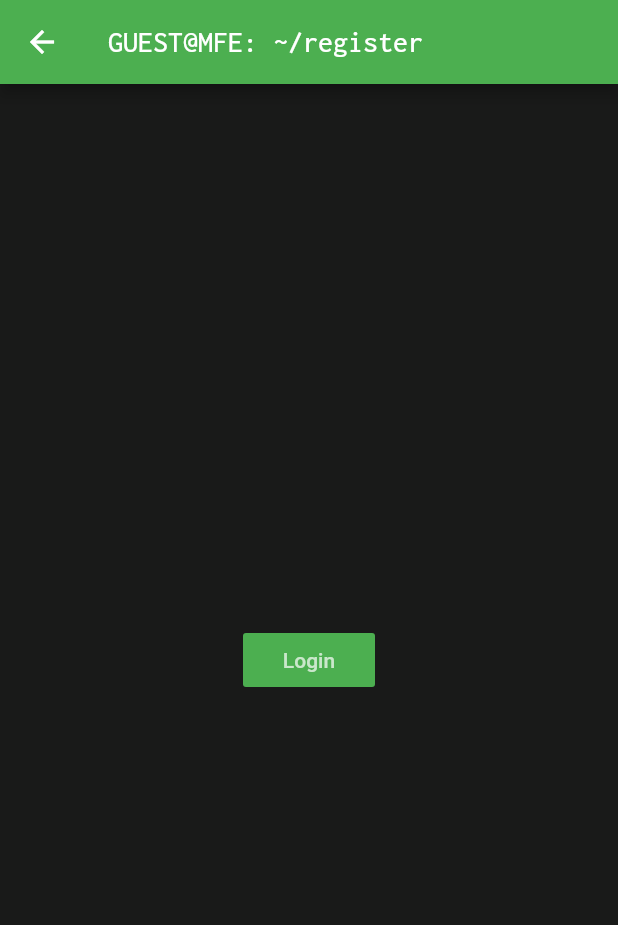
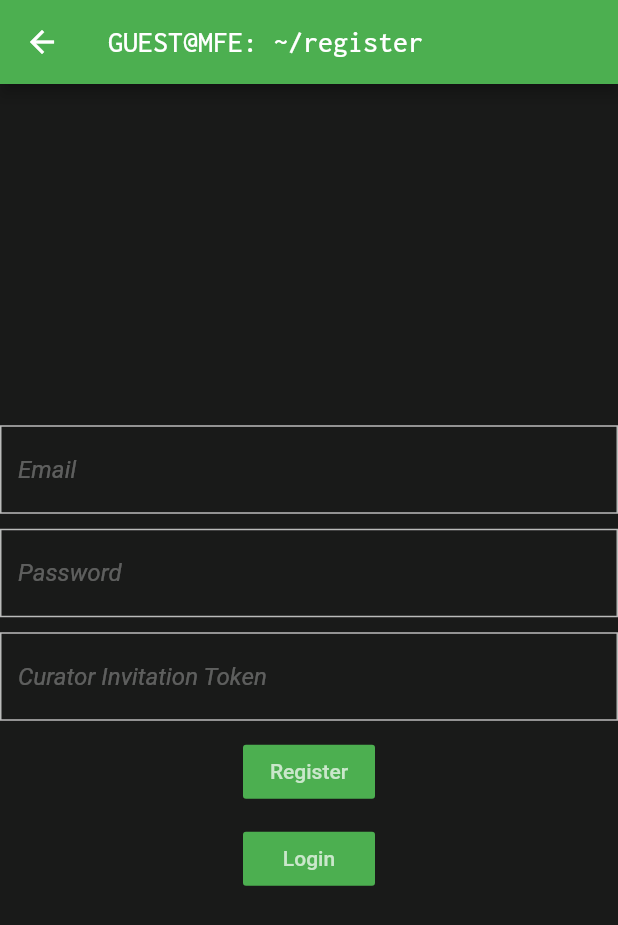
Before and after one commit to MomentsFromEarth/app, a Flutter app: the RegisterPage screen opened by its route, on a phone screen of 412 x 824 dp. Shown: the top 925 px of the screen. Run offline on Flutter 3.47's test engine with Material 2 defaults, Android fonts, the phone set to English and light mode, and no system bars; our stand-ins replace shared_preferences; missing offline and left inert: amplify_auth_cognito, amplify_core; accounts and stored records are empty.

Commit message:
added register textboxes

```diff
--- a/lib/services/auth/auth_service.dart
+++ b/lib/services/auth/auth_service.dart
@@ -2,6 +2,7 @@ import '../aws/amplify_service.dart';
 
 class AuthService {
   static final _instance = AuthService._internal();
+  static const defaultPassword = "palebluedot";
 
   AuthService._internal();
 
--- a/lib/widgets/pages/message_curator_page.dart
+++ b/lib/widgets/pages/message_curator_page.dart
@@ -15,12 +15,12 @@ class _MessageCuratorPageState extends State<MessageCuratorPage> {
   final defaultPassword = 'palebluedot';
 
   bool blank(String text) {
-    return text != null && text != "";
+    return text == null || text == "";
   }
 
   onSendMessagePressed(BuildContext context) async {
     if (!blank(emailController.text) && !blank(messageController.text)) {
-      await AuthService.getInstance().register(emailController.text, defaultPassword);
+      await AuthService.getInstance().register(emailController.text, AuthService.defaultPassword);
       Navigator.of(context).pop(true);
     }
   }
--- a/lib/widgets/pages/register_page.dart
+++ b/lib/widgets/pages/register_page.dart
@@ -2,11 +2,26 @@ import 'package:flutter/material.dart';
 
 import './login_page.dart';
 
-class RegisterPage extends StatelessWidget {
+class RegisterPage extends StatefulWidget {
   static const routeName = '/register';
+
+  @override
+  _RegisterPageState createState() => _RegisterPageState();
+}
+
+class _RegisterPageState extends State<RegisterPage> {
+  final emailController =  TextEditingController();
+  final passwordController = TextEditingController();
+  final tokenController = TextEditingController();
 
   onLoginPressed(BuildContext context) {
     Navigator.of(context).pushReplacementNamed(LoginPage.routeName);
+  }
+
+  onRegisterPressed(BuildContext context) {
+    print('Email: ${emailController.text}');
+    print('Password: ${passwordController.text}');
+    print('Token: ${tokenController.text}');
   }
 
   @override
@@ -19,6 +34,76 @@ class RegisterPage extends StatelessWidget {
         child: Column(
           mainAxisAlignment: MainAxisAlignment.center,
           children: <Widget>[
+            TextField(
+              controller: emailController,
+              decoration: InputDecoration(
+                enabledBorder: OutlineInputBorder(
+                  borderSide: BorderSide(color: Colors.white70),
+                  borderRadius: BorderRadius.circular(0.5)
+                ),
+                focusedBorder: OutlineInputBorder(
+                  borderSide: BorderSide(color: Colors.green),
+                  borderRadius: BorderRadius.circular(0.5)
+                ),
+                hintText: 'Email',
+                hintStyle: TextStyle(
+                  color: Colors.white30,
+                  fontStyle: FontStyle.italic,
+                ),
+              ),
+            ),
+            SizedBox(height: 10),
+            TextField(
+              controller: passwordController,
+              decoration: InputDecoration(
+                enabledBorder: OutlineInputBorder(
+                  borderSide: BorderSide(color: Colors.white70),
+                  borderRadius: BorderRadius.circular(0.5)
+                ),
+                focusedBorder: OutlineInputBorder(
+                  borderSide: BorderSide(color: Colors.green),
+                  borderRadius: BorderRadius.circular(0.5)
+                ),
+                hintText: 'Password',
+                hintStyle: TextStyle(
+                  color: Colors.white30,
+                  fontStyle: FontStyle.italic,
+                ),
+              ),
+              keyboardType: TextInputType.multiline,
+              maxLength: null,
+              maxLines: null,
+            ),
+            SizedBox(height: 10),
+            TextField(
+              controller: tokenController,
+              decoration: InputDecoration(
+                enabledBorder: OutlineInputBorder(
+                  borderSide: BorderSide(color: Colors.white70),
+                  borderRadius: BorderRadius.circular(0.5)
+                ),
+                focusedBorder: OutlineInputBorder(
+                  borderSide: BorderSide(color: Colors.green),
+                  borderRadius: BorderRadius.circular(0.5)
+                ),
+                hintText: 'Curator Invitation Token',
+                hintStyle: TextStyle(
+                  color: Colors.white30,
+                  fontStyle: FontStyle.italic,
+                ),
+              ),
+              keyboardType: TextInputType.multiline,
+              maxLength: null,
+              maxLines: null,
+            ),
+            SizedBox(height: 10),
+            FlatButton(
+              child: Text('Register'),
+              color: Colors.green,
+              textColor: Colors.white70,
+              onPressed: () => onRegisterPressed(context),
+            ),
+            SizedBox(height: 10),
             FlatButton(
               child: Text('Login'),
               color: Colors.green,
```
Also changed, not shown: 1 other file.
